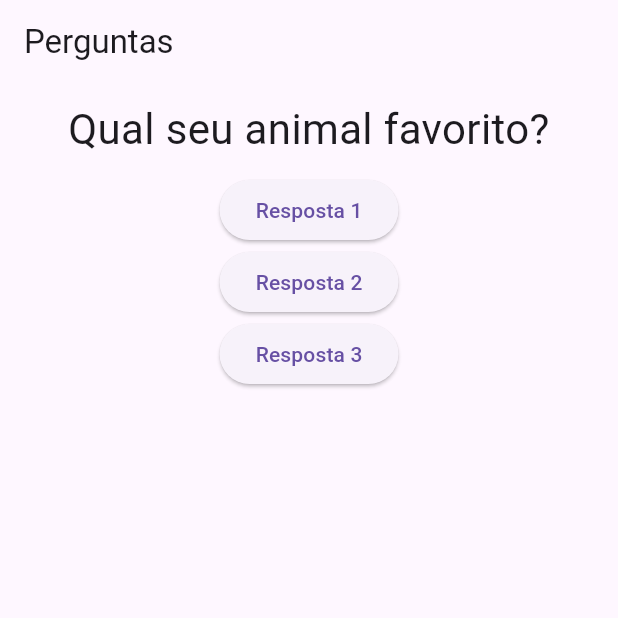
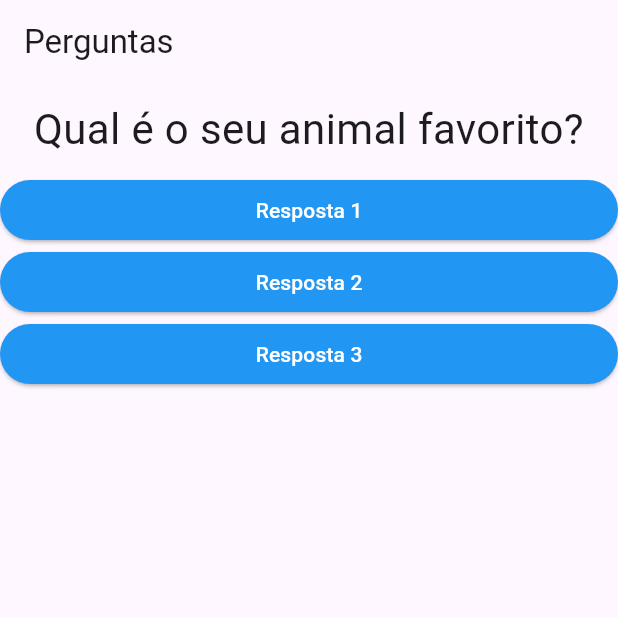
Before and after one commit to victoricoma/ddm_flutter_a, a Flutter app: the screen it shows after launch, after a tap on "Resposta 1", on a phone screen of 412 x 824 dp, the top half of it. Run offline on Flutter 3.47's test engine with Material 3 defaults, Android fonts, the phone set to English and light mode, and no system bars.

Commit message:
Aula2504 Função de Callback

```diff
--- a/app/lib/main.dart
+++ b/app/lib/main.dart
@@ -1,22 +1,25 @@
 import 'package:flutter/material.dart';
 import './questao.dart';
+import './resposta.dart';
 
-void main() {
-  runApp(new PerguntaApp());
-}
+void main() => runApp(const PerguntaApp());
 
 class PerguntaAppState extends State<PerguntaApp> {
   var perguntaSelecionada = 0;
+
   void responder() {
     setState(() {
       perguntaSelecionada++;
     });
-    print(perguntaSelecionada);
   }
 
   @override
   Widget build(BuildContext context) {
-    final perguntas = ['Qual sua cor favorita?', 'Qual seu animal favorito?'];
+    final perguntas = [
+      'Qual é a sua cor favorita?',
+      'Qual é o seu animal favorito?',
+    ];
+
     return MaterialApp(
       home: Scaffold(
         appBar: AppBar(
@@ -25,26 +28,19 @@ class PerguntaAppState extends State<PerguntaApp> {
         body: Column(
           children: [
             Questao(perguntas[perguntaSelecionada]),
-          ElevatedButton(
-            onPressed: responder,
-            child: const Text('Resposta 1'),
-          ),
-          ElevatedButton(
-            onPressed: responder,
-            child: const Text('Resposta 2'),
-          ),
-          ElevatedButton(
-            onPressed: responder,
-            child: const Text('Resposta 3'),
-          )
+            Resposta('Resposta 1', responder),
+            Resposta('Resposta 2', responder),
+            Resposta('Resposta 3', responder),
           ],
         ),
-    ));
+      ),
+    );
   }
 }
 
 class PerguntaApp extends StatefulWidget {
   const PerguntaApp({super.key});
+
   @override
   PerguntaAppState createState() {
     return PerguntaAppState();
--- /dev/null
+++ b/app/lib/resposta.dart
@@ -0,0 +1,23 @@
+import 'package:flutter/material.dart';
+
+class Resposta extends StatelessWidget {
+  final String texto;
+  final void Function() quandoSelecionado;
+
+  const Resposta(this.texto, this.quandoSelecionado, {super.key});
+
+  @override
+  Widget build(BuildContext context) {
+    return SizedBox(
+      width: double.infinity,
+      child: ElevatedButton(
+        style: ElevatedButton.styleFrom(
+          backgroundColor: Colors.blue,
+          foregroundColor: Colors.white,
+        ),
+        onPressed: quandoSelecionado,
+        child: Text(texto),
+      ),
+    );
+  }
+}
```
Lines whose indentation alone changed are shown as unchanged.
